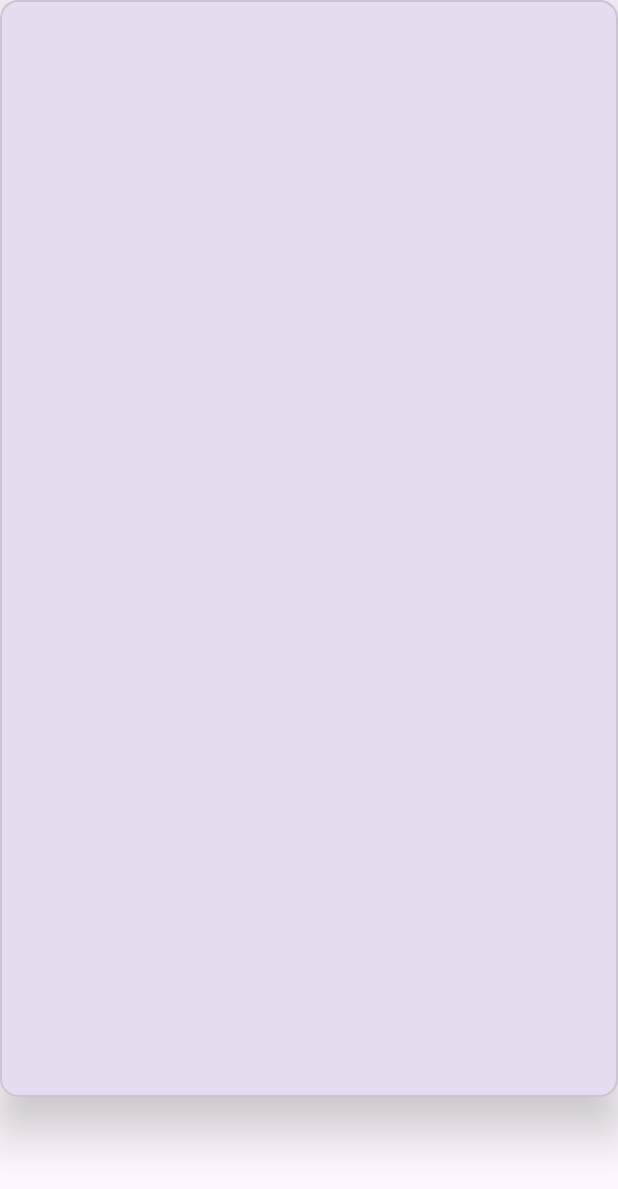
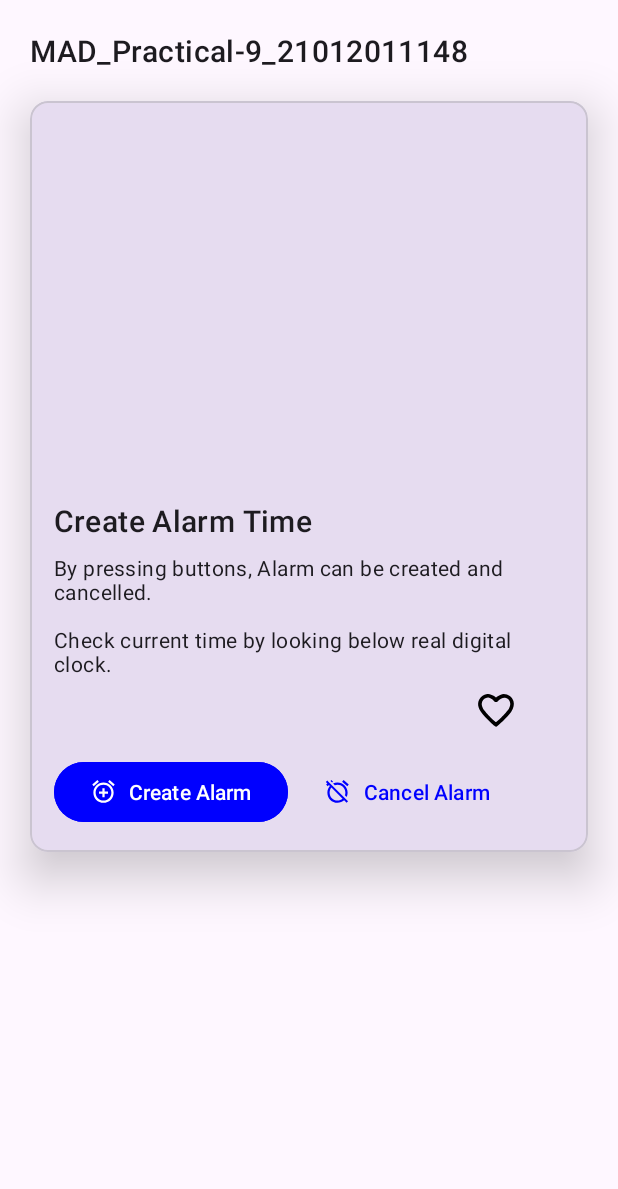
Before and after one commit to Rutul5440/MAD_Practical-9_21012011148, an Android app: the layout activity_main.xml on its own in the app's theme, with its tools: preview values and no code run, on a phone screen of 412 x 824 dp. Shown: the top 1189 px of the screen. Run offline under Robolectric (Android 15) with nearby library versions, the phone set to English and light mode, and no system bars.

Commit message:
Not Done

```diff
--- /dev/null
+++ b/app/src/main/res/drawable/baseline_alarm_add_24.xml
@@ -0,0 +1,5 @@
+<vector android:height="24dp" android:tint="#FFFFFF"
+    android:viewportHeight="24" android:viewportWidth="24"
+    android:width="24dp" xmlns:android="http://schemas.android.com/apk/res/android">
+    <path android:fillColor="@android:color/white" android:pathData="M7.88,3.39L6.6,1.86 2,5.71l1.29,1.53 4.59,-3.85zM22,5.72l-4.6,-3.86 -1.29,1.53 4.6,3.86L22,5.72zM12,4c-4.97,0 -9,4.03 -9,9s4.02,9 9,9c4.97,0 9,-4.03 9,-9s-4.03,-9 -9,-9zM12,20c-3.87,0 -7,-3.13 -7,-7s3.13,-7 7,-7 7,3.13 7,7 -3.13,7 -7,7zM13,9h-2v3L8,12v2h3v3h2v-3h3v-2h-3L13,9z"/>
+</vector>
--- /dev/null
+++ b/app/src/main/res/drawable/baseline_alarm_off_24.xml
@@ -0,0 +1,5 @@
+<vector android:height="24dp" android:tint="#FFFFFF"
+    android:viewportHeight="24" android:viewportWidth="24"
+    android:width="24dp" xmlns:android="http://schemas.android.com/apk/res/android">
+    <path android:fillColor="@android:color/white" android:pathData="M12,6c3.87,0 7,3.13 7,7 0,0.84 -0.16,1.65 -0.43,2.4l1.52,1.52c0.58,-1.19 0.91,-2.51 0.91,-3.92 0,-4.97 -4.03,-9 -9,-9 -1.41,0 -2.73,0.33 -3.92,0.91L9.6,6.43C10.35,6.16 11.16,6 12,6zM22,5.72l-4.6,-3.86 -1.29,1.53 4.6,3.86L22,5.72zM2.92,2.29L1.65,3.57 2.98,4.9l-1.11,0.93 1.42,1.42 1.11,-0.94 0.8,0.8C3.83,8.69 3,10.75 3,13c0,4.97 4.02,9 9,9 2.25,0 4.31,-0.83 5.89,-2.2l2.2,2.2 1.27,-1.27L3.89,3.27l-0.97,-0.98zM16.47,18.39C15.26,19.39 13.7,20 12,20c-3.87,0 -7,-3.13 -7,-7 0,-1.7 0.61,-3.26 1.61,-4.47l9.86,9.86zM8.02,3.28L6.6,1.86l-0.86,0.71 1.42,1.42 0.86,-0.71z"/>
+</vector>
--- a/app/src/main/res/layout/activity_main.xml
+++ b/app/src/main/res/layout/activity_main.xml
@@ -6,34 +6,87 @@
     android:layout_height="match_parent"
     tools:context=".MainActivity">
 
+    <TextView
+        android:id="@+id/textView"
+        android:layout_width="wrap_content"
+        android:layout_height="wrap_content"
+        android:layout_margin="20dp"
+        android:text="@string/app_name"
+        android:textAppearance="?attr/textAppearanceHeadline6"
+        android:textSize="20sp"
+        app:layout_constraintStart_toStartOf="parent"
+        app:layout_constraintTop_toTopOf="parent" />
+
     <com.google.android.material.card.MaterialCardView
+        android:id="@+id/card"
         android:layout_width="match_parent"
         android:layout_height="wrap_content"
+        android:layout_margin="20dp"
         app:cardElevation="20dp"
         app:layout_constraintEnd_toEndOf="parent"
         app:layout_constraintStart_toStartOf="parent"
-        app:layout_constraintTop_toTopOf="parent">
+        app:layout_constraintTop_toBottomOf="@+id/textView">
 
-        <ImageView
-            android:id="@+id/imagealarm"
+        <LinearLayout
             android:layout_width="match_parent"
-            android:layout_height="300dp"
-            android:layout_marginBottom="431dp"
-            app:layout_constraintBottom_toBottomOf="parent"
-            app:layout_constraintEnd_toEndOf="parent"
-            app:layout_constraintStart_toStartOf="parent"
-            app:layout_constraintTop_toTopOf="parent" />
+            android:layout_height="wrap_content"
+            android:orientation="vertical">
 
-        <ImageView
-            android:id="@+id/imageheart"
-            android:layout_width="50dp"
-            android:layout_height="50dp"
-            android:layout_marginTop="324dp"
-            app:layout_constraintEnd_toEndOf="@+id/imagealarm"
-            app:layout_constraintHorizontal_bias="0.955"
-            app:layout_constraintStart_toStartOf="@+id/imagealarm"
-            app:layout_constraintTop_toTopOf="parent" />
+            <ImageView
+                android:id="@+id/imagealarm"
+                android:layout_width="match_parent"
+                android:layout_height="250dp"
+                android:scaleType="center" />
 
+            <LinearLayout
+                android:layout_width="match_parent"
+                android:layout_height="wrap_content"
+                android:orientation="vertical"
+                android:padding="16dp">
+
+                <TextView
+                    android:layout_width="wrap_content"
+                    android:layout_height="wrap_content"
+                    android:text="Create Alarm Time"
+                    android:textAppearance="?attr/textAppearanceHeadline6" />
+                <TextView
+                    android:layout_width="wrap_content"
+                    android:layout_height="wrap_content"
+                    android:layout_marginTop="8dp"
+                    android:text="By pressing buttons, Alarm can be created and cancelled.\n\nCheck current time by looking below real digital clock. "
+                    android:textAppearance="?attr/textAppearanceBody2" />
+                <ImageView
+                    android:id="@+id/imageheart"
+                    android:layout_width="40dp"
+                    android:layout_height="40dp"
+                    android:layout_marginTop="2dp"
+                    android:layout_marginEnd="25dp"
+                    android:layout_gravity="right"
+                    android:src="@drawable/heart_animation_list"/>
+
+                <LinearLayout
+                    android:layout_width="wrap_content"
+                    android:layout_height="wrap_content"
+                    android:orientation="horizontal"
+                    android:layout_marginTop="10dp">
+                    <com.google.android.material.button.MaterialButton
+                        android:id="@+id/create_alarm"
+                        android:layout_width="wrap_content"
+                        android:layout_height="wrap_content"
+                        android:text="Create Alarm"
+                        android:backgroundTint="@color/blue"
+                        app:icon="@drawable/baseline_alarm_add_24" />
+                    <com.google.android.material.button.MaterialButton
+                        android:id="@+id/cancel_alarm"
+                        android:layout_width="wrap_content"
+                        android:layout_height="wrap_content"
+                        android:text="Cancel Alarm"
+                        android:textColor="@color/blue"
+                        android:background="#00FFFFFF"
+                        app:icon="@drawable/baseline_alarm_off_24"
+                        app:iconTint="@color/blue"/>
+                </LinearLayout>
+            </LinearLayout>
+        </LinearLayout>
     </com.google.android.material.card.MaterialCardView>
-
 </androidx.constraintlayout.widget.ConstraintLayout>
```
Also changed, not shown: app/src/main/AndroidManifest.xml (+9 -5 lines), app/src/main/java/com/example/mad_practical_9_21012011148/SplashActivity.kt (+24 -0 lines), app/src/main/res/anim/twin_animation.xml (added, +41 -0 lines), app/src/main/res/drawable/logo_animation_list.xml (added, +12 -0 lines), app/src/main/res/layout/activity_splash.xml (+9 -0 lines), app/src/main/res/drawable/uvpce_logo.png (added), app/src/main/res/drawable/uvpce_logo_1.png (added), app/src/main/res/drawable/uvpce_logo_2.png (added), app/src/main/res/drawable/uvpce_logo_3.png (added), app/src/main/res/drawable/uvpce_logo_4.png (added), app/src/main/res/drawable/uvpce_logo_5.png (added), app/src/main/res/drawable/uvpce_logo_6.png (added), app/src/main/res/drawable/uvpce_logo_7.png (added).
